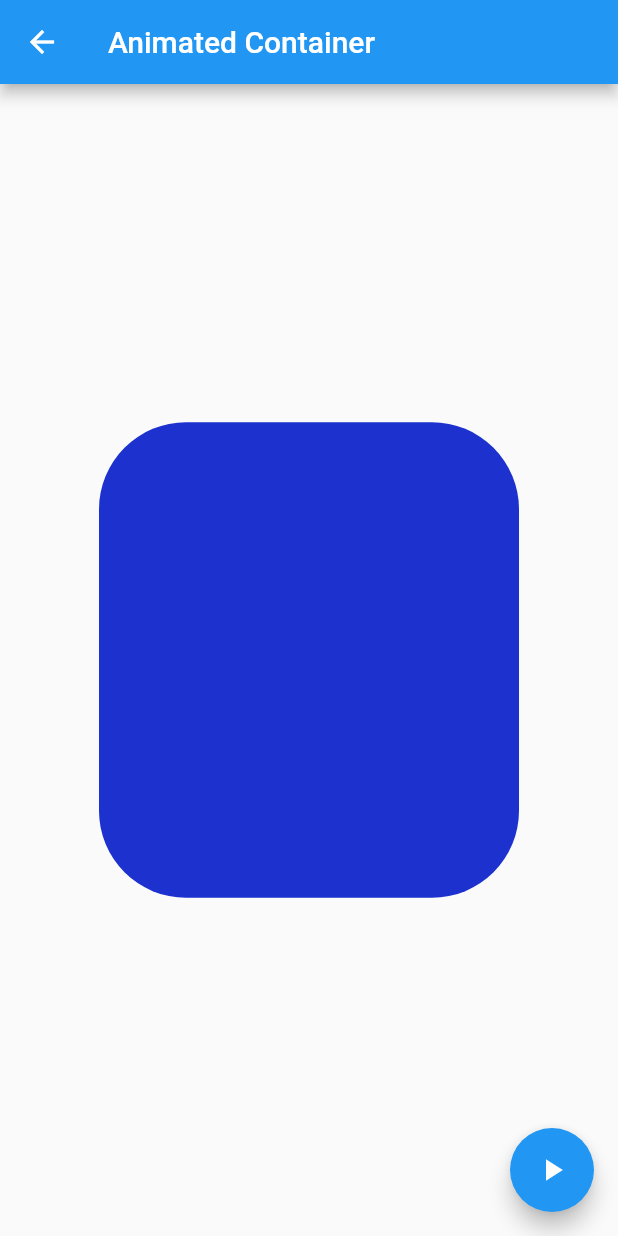
After one commit to lmdelgallego/componentes, a Flutter app: the AnimatedContainerPage screen opened by its route, after a tap on the "play arrow" icon, on a phone screen of 412 x 824 dp. The commit adds this screen. Run offline on Flutter 3.47's test engine with Material 2 defaults, Android fonts, the phone set to English and light mode, and no system bars.

Commit message:
Container - Animated Container

```diff
--- a/data/menu_opts.json
+++ b/data/menu_opts.json
@@ -15,6 +15,11 @@
             "ruta" : "card",
             "icon" : "folder_open",
             "texto": "Cards - Tarjetas"
+        },
+        {
+            "ruta" : "animatedContainer",
+            "icon" : "donut_large",
+            "texto": "Animated Container"
         }
     ]
 }
--- /dev/null
+++ b/lib/src/pages/animated_container.dart
@@ -0,0 +1,57 @@
+import 'dart:math';
+
+import 'package:flutter/material.dart';
+
+class AnimatedContainerPage extends StatefulWidget {
+  AnimatedContainerPage({Key key}) : super(key: key);
+
+  @override
+  _AnimatedContainerPageState createState() => _AnimatedContainerPageState();
+}
+
+class _AnimatedContainerPageState extends State<AnimatedContainerPage> {
+  double _width = 50.0;
+  double _height = 50.0;
+  Color _color = Colors.pink;
+
+  BorderRadiusGeometry _borderRadius = BorderRadius.circular(8);
+
+  @override
+  Widget build(BuildContext context) {
+    return Container(
+      child: Scaffold(
+        appBar: AppBar(
+          title: Text('Animated Container'),
+        ),
+        body: Center(
+          child: AnimatedContainer(
+            duration: Duration(milliseconds: 350),
+            curve: Curves.easeInCubic,
+            width: _width,
+            height: _height,
+            decoration: BoxDecoration(
+              borderRadius: _borderRadius,
+              color: _color,
+            ),
+          ),
+        ),
+        floatingActionButton: FloatingActionButton(
+          child: Icon(Icons.play_arrow),
+          onPressed: _cambiarForma,
+        ),
+      ),
+    );
+  }
+
+  void _cambiarForma() {
+    final random = Random();
+
+    setState(() {
+      _width = random.nextInt(330).toDouble();
+      _height = random.nextInt(330).toDouble();
+      _color = Color.fromRGBO(
+          random.nextInt(250), random.nextInt(250), random.nextInt(250), 1);
+      _borderRadius = BorderRadius.circular(random.nextInt(100).toDouble());
+    });
+  }
+}
--- a/lib/src/routes/main_routes.dart
+++ b/lib/src/routes/main_routes.dart
@@ -1,4 +1,5 @@
 import 'package:componentes/src/pages/alert_page.dart';
+import 'package:componentes/src/pages/animated_container.dart';
 import 'package:componentes/src/pages/avatar_page.dart';
 import 'package:componentes/src/pages/card_page.dart';
 import 'package:componentes/src/pages/home_page.dart';
@@ -10,5 +11,6 @@ Map<String, WidgetBuilder> getAplicationMainRoutes() {
     'alert': (BuildContext contex) => AlertPage(),
     'avatar': (BuildContext contex) => AvatarPage(),
     'card': (BuildContext contex) => CardPage(),
+    'animatedContainer': (BuildContext contex) => AnimatedContainerPage(),
   };
 }
--- a/lib/src/utils/icono_string_util.dart
+++ b/lib/src/utils/icono_string_util.dart
@@ -4,6 +4,7 @@ final _icons = <String, IconData>{
   'add_alert': Icons.add_alert,
   'accessibility': Icons.accessibility,
   'folder_open': Icons.folder_open,
+  'donut_large': Icons.donut_large,
 };
 
 Icon getIcon(String name) {
```
